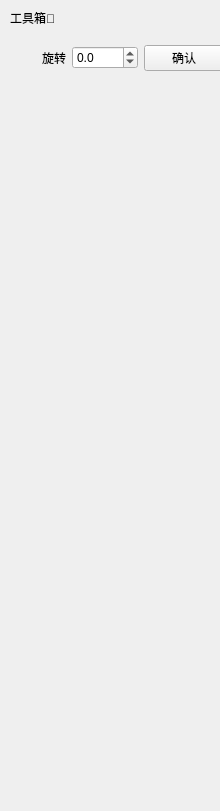
This is ui/tool.ui in Kelsonz/graph_tool as Qt 5 draws it before an edit. The edited form follows.
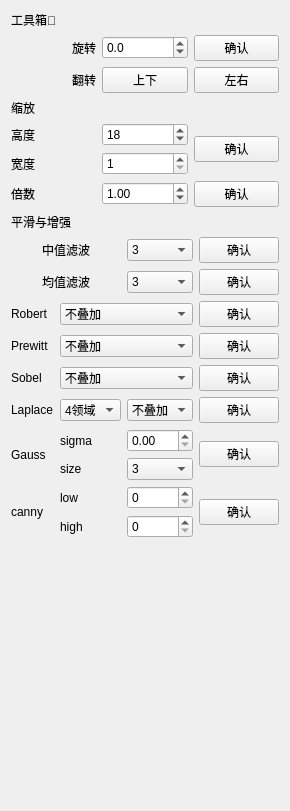
This is the edited form.

Commit message: 翻转、缩放功能

The edit to the form file:
```diff
--- a/ui/tool.ui
+++ b/ui/tool.ui
@@ -19,28 +19,15 @@
         <property name="windowTitle">
             <string>Form</string>
         </property>
+  <layout class="QVBoxLayout" name="verticalLayout">
+   <item>
         <widget class="QLabel" name="label">
-            <property name="geometry">
-                <rect>
-                    <x>10</x>
-                    <y>10</y>
-                    <width>191</width>
-                    <height>16</height>
-                </rect>
-            </property>
             <property name="text">
                 <string>工具箱🧰</string>
             </property>
         </widget>
-        <widget class="QWidget" name="">
-            <property name="geometry">
-                <rect>
-                    <x>0</x>
-                    <y>40</y>
-                    <width>224</width>
-                    <height>36</height>
-                </rect>
-            </property>
+   </item>
+   <item>
             <layout class="QHBoxLayout" name="horizontalLayout">
                 <item>
                     <widget class="QLabel" name="label_2">
@@ -73,7 +60,427 @@
                     </widget>
                 </item>
             </layout>
-        </widget>
+   </item>
+   <item>
+    <layout class="QHBoxLayout" name="horizontalLayout_2">
+     <item>
+      <widget class="QLabel" name="label_3">
+       <property name="text">
+        <string>翻转</string>
+       </property>
+       <property name="alignment">
+        <set>Qt::AlignRight|Qt::AlignTrailing|Qt::AlignVCenter</set>
+       </property>
+      </widget>
+     </item>
+     <item>
+      <widget class="QPushButton" name="btn_updown">
+       <property name="text">
+        <string>上下</string>
+       </property>
+      </widget>
+     </item>
+     <item>
+      <widget class="QPushButton" name="btn_leftright">
+       <property name="text">
+        <string>左右</string>
+       </property>
+      </widget>
+     </item>
+    </layout>
+   </item>
+   <item>
+    <layout class="QGridLayout" name="gridLayout">
+     <item row="0" column="0" colspan="3">
+      <widget class="QLabel" name="label_4">
+       <property name="text">
+        <string>缩放</string>
+       </property>
+       <property name="alignment">
+        <set>Qt::AlignLeading|Qt::AlignLeft|Qt::AlignVCenter</set>
+       </property>
+      </widget>
+     </item>
+     <item row="2" column="0">
+      <widget class="QLabel" name="label_6">
+       <property name="text">
+        <string>宽度</string>
+       </property>
+      </widget>
+     </item>
+     <item row="2" column="1">
+      <widget class="QSpinBox" name="spinBox_w">
+       <property name="minimum">
+        <number>1</number>
+       </property>
+       <property name="maximum">
+        <number>10000</number>
+       </property>
+      </widget>
+     </item>
+     <item row="1" column="1">
+      <widget class="QSpinBox" name="spinBox_h">
+       <property name="minimum">
+        <number>1</number>
+       </property>
+       <property name="maximum">
+        <number>10000</number>
+       </property>
+       <property name="value">
+        <number>18</number>
+       </property>
+      </widget>
+     </item>
+     <item row="1" column="0">
+      <widget class="QLabel" name="label_5">
+       <property name="text">
+        <string>高度</string>
+       </property>
+      </widget>
+     </item>
+     <item row="3" column="0">
+      <widget class="QLabel" name="label_7">
+       <property name="text">
+        <string>倍数</string>
+       </property>
+      </widget>
+     </item>
+     <item row="3" column="1">
+      <widget class="QDoubleSpinBox" name="doubleSpinBox_rate">
+       <property name="singleStep">
+        <double>0.100000000000000</double>
+       </property>
+       <property name="value">
+        <double>1.000000000000000</double>
+       </property>
+      </widget>
+     </item>
+     <item row="3" column="2">
+      <widget class="QPushButton" name="btn_rate">
+       <property name="text">
+        <string>确认</string>
+       </property>
+      </widget>
+     </item>
+     <item row="1" column="2" rowspan="2">
+      <widget class="QPushButton" name="btn_hw">
+       <property name="text">
+        <string>确认</string>
+       </property>
+      </widget>
+     </item>
+    </layout>
+   </item>
+   <item>
+    <layout class="QGridLayout" name="gridLayout_2">
+     <item row="6" column="0">
+      <widget class="QLabel" name="label_12">
+       <property name="text">
+        <string>Laplace</string>
+       </property>
+      </widget>
+     </item>
+     <item row="4" column="1" colspan="2">
+      <widget class="QComboBox" name="comboBox_prewitt">
+       <item>
+        <property name="text">
+         <string>不叠加</string>
+        </property>
+       </item>
+       <item>
+        <property name="text">
+         <string>叠加</string>
+        </property>
+       </item>
+      </widget>
+     </item>
+     <item row="0" column="0" colspan="4">
+      <widget class="QLabel" name="label_8">
+       <property name="text">
+        <string>平滑与增强</string>
+       </property>
+       <property name="alignment">
+        <set>Qt::AlignLeading|Qt::AlignLeft|Qt::AlignVCenter</set>
+       </property>
+      </widget>
+     </item>
+     <item row="6" column="3">
+      <widget class="QPushButton" name="btn_laplace">
+       <property name="text">
+        <string>确认</string>
+       </property>
+      </widget>
+     </item>
+     <item row="2" column="0" colspan="2">
+      <widget class="QLabel" name="label_17">
+       <property name="text">
+        <string>均值滤波</string>
+       </property>
+       <property name="alignment">
+        <set>Qt::AlignCenter</set>
+       </property>
+      </widget>
+     </item>
+     <item row="3" column="3">
+      <widget class="QPushButton" name="btn_robert">
+       <property name="text">
+        <string>确认</string>
+       </property>
+      </widget>
+     </item>
+     <item row="5" column="3">
+      <widget class="QPushButton" name="btn_sobel">
+       <property name="text">
+        <string>确认</string>
+       </property>
+      </widget>
+     </item>
+     <item row="6" column="2">
+      <widget class="QComboBox" name="comboBox_l">
+       <item>
+        <property name="text">
+         <string>不叠加</string>
+        </property>
+       </item>
+       <item>
+        <property name="text">
+         <string>叠加</string>
+        </property>
+       </item>
+      </widget>
+     </item>
+     <item row="8" column="2">
+      <widget class="QComboBox" name="comboBox_gauss_size">
+       <item>
+        <property name="text">
+         <string>3</string>
+        </property>
+       </item>
+       <item>
+        <property name="text">
+         <string>5</string>
+        </property>
+       </item>
+       <item>
+        <property name="text">
+         <string>7</string>
+        </property>
+       </item>
+      </widget>
+     </item>
+     <item row="5" column="1" colspan="2">
+      <widget class="QComboBox" name="comboBox_sobel">
+       <item>
+        <property name="text">
+         <string>不叠加</string>
+        </property>
+       </item>
+       <item>
+        <property name="text">
+         <string>叠加</string>
+        </property>
+       </item>
+      </widget>
+     </item>
+     <item row="5" column="0">
+      <widget class="QLabel" name="label_11">
+       <property name="text">
+        <string>Sobel</string>
+       </property>
+      </widget>
+     </item>
+     <item row="4" column="0">
+      <widget class="QLabel" name="label_9">
+       <property name="text">
+        <string>Prewitt</string>
+       </property>
+      </widget>
+     </item>
+     <item row="3" column="0">
+      <widget class="QLabel" name="label_10">
+       <property name="text">
+        <string>Robert</string>
+       </property>
+      </widget>
+     </item>
+     <item row="7" column="1">
+      <widget class="QLabel" name="label_15">
+       <property name="text">
+        <string>sigma</string>
+       </property>
+      </widget>
+     </item>
+     <item row="8" column="1">
+      <widget class="QLabel" name="label_18">
+       <property name="text">
+        <string>size</string>
+       </property>
+      </widget>
+     </item>
+     <item row="9" column="2">
+      <widget class="QSpinBox" name="spinBox"/>
+     </item>
+     <item row="1" column="0" colspan="2">
+      <widget class="QLabel" name="label_16">
+       <property name="text">
+        <string>中值滤波</string>
+       </property>
+       <property name="alignment">
+        <set>Qt::AlignCenter</set>
+       </property>
+      </widget>
+     </item>
+     <item row="7" column="2">
+      <widget class="QDoubleSpinBox" name="doubleSpinBox_gauss_sigma"/>
+     </item>
+     <item row="2" column="2">
+      <widget class="QComboBox" name="comboBox_avg">
+       <item>
+        <property name="text">
+         <string>3</string>
+        </property>
+       </item>
+       <item>
+        <property name="text">
+         <string>5</string>
+        </property>
+       </item>
+       <item>
+        <property name="text">
+         <string>7</string>
+        </property>
+       </item>
+      </widget>
+     </item>
+     <item row="7" column="0" rowspan="2">
+      <widget class="QLabel" name="label_13">
+       <property name="text">
+        <string>Gauss</string>
+       </property>
+      </widget>
+     </item>
+     <item row="1" column="2">
+      <widget class="QComboBox" name="comboBox_mid">
+       <item>
+        <property name="text">
+         <string>3</string>
+        </property>
+       </item>
+       <item>
+        <property name="text">
+         <string>5</string>
+        </property>
+       </item>
+       <item>
+        <property name="text">
+         <string>7</string>
+        </property>
+       </item>
+      </widget>
+     </item>
+     <item row="2" column="3">
+      <widget class="QPushButton" name="btn_avg">
+       <property name="text">
+        <string>确认</string>
+       </property>
+      </widget>
+     </item>
+     <item row="1" column="3">
+      <widget class="QPushButton" name="btn_mid">
+       <property name="text">
+        <string>确认</string>
+       </property>
+      </widget>
+     </item>
+     <item row="6" column="1">
+      <widget class="QComboBox" name="comboBox_l48">
+       <item>
+        <property name="text">
+         <string>4领域</string>
+        </property>
+       </item>
+       <item>
+        <property name="text">
+         <string>8领域</string>
+        </property>
+       </item>
+      </widget>
+     </item>
+     <item row="4" column="3">
+      <widget class="QPushButton" name="btn_prewitt">
+       <property name="text">
+        <string>确认</string>
+       </property>
+      </widget>
+     </item>
+     <item row="3" column="1" colspan="2">
+      <widget class="QComboBox" name="comboBox_robert">
+       <item>
+        <property name="text">
+         <string>不叠加</string>
+        </property>
+       </item>
+       <item>
+        <property name="text">
+         <string>叠加</string>
+        </property>
+       </item>
+      </widget>
+     </item>
+     <item row="7" column="3" rowspan="2">
+      <widget class="QPushButton" name="btn_gauss">
+       <property name="text">
+        <string>确认</string>
+       </property>
+      </widget>
+     </item>
+     <item row="10" column="2">
+      <widget class="QSpinBox" name="spinBox_2"/>
+     </item>
+     <item row="9" column="0" rowspan="2">
+      <widget class="QLabel" name="label_14">
+       <property name="text">
+        <string>canny</string>
+       </property>
+      </widget>
+     </item>
+     <item row="9" column="3" rowspan="2">
+      <widget class="QPushButton" name="btn_canny">
+       <property name="text">
+        <string>确认</string>
+       </property>
+      </widget>
+     </item>
+     <item row="9" column="1">
+      <widget class="QLabel" name="label_19">
+       <property name="text">
+        <string>low</string>
+       </property>
+      </widget>
+     </item>
+     <item row="10" column="1">
+      <widget class="QLabel" name="label_20">
+       <property name="text">
+        <string>high</string>
+       </property>
+      </widget>
+     </item>
+    </layout>
+   </item>
+   <item>
+    <spacer name="verticalSpacer">
+     <property name="orientation">
+      <enum>Qt::Vertical</enum>
+     </property>
+     <property name="sizeHint" stdset="0">
+      <size>
+       <width>20</width>
+       <height>40</height>
+      </size>
+     </property>
+    </spacer>
+   </item>
+  </layout>
     </widget>
     <resources/>
     <connections/>
```
Lines whose indentation alone changed are shown as unchanged. The commit also changes 6 other files.
